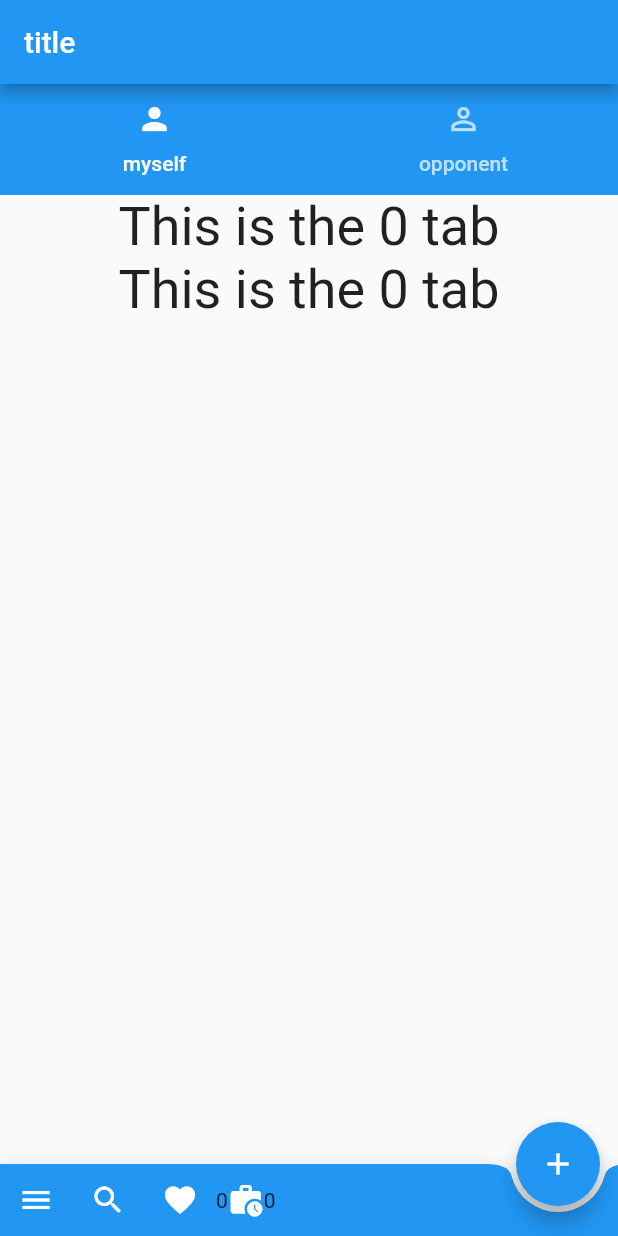
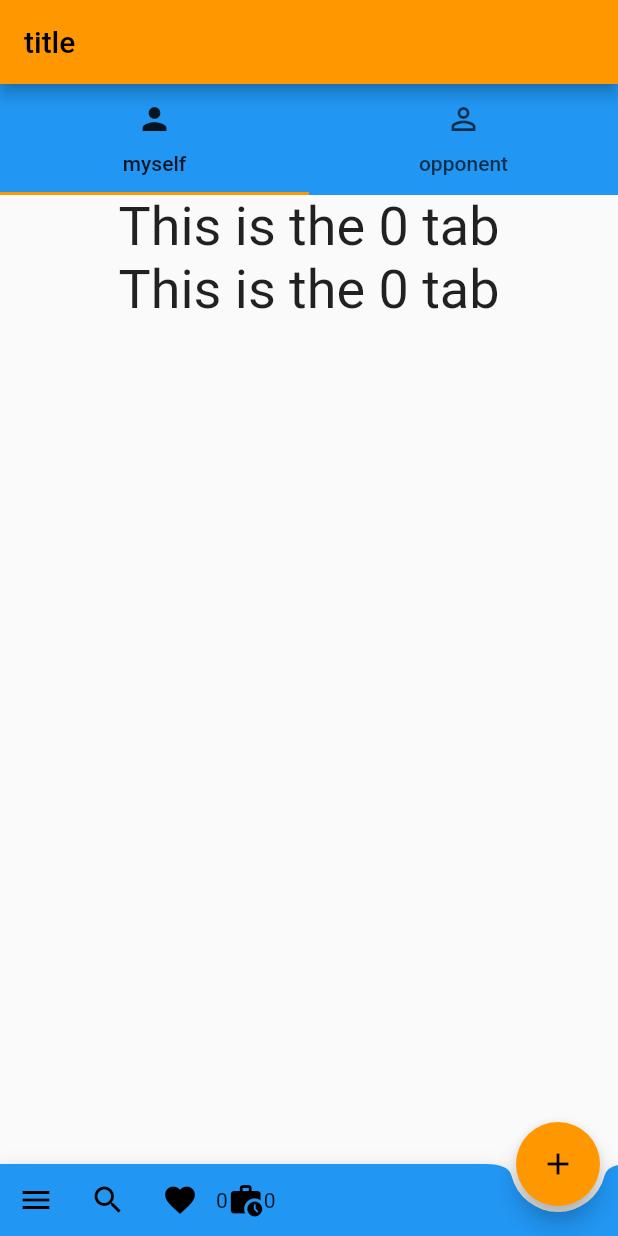
Before and after one commit to toumarihikana/flutter-web-test-for-smartphone, a Flutter app: the screen it shows after launch, on a phone screen of 412 x 824 dp. Run offline on Flutter 3.47's test engine with Material 2 defaults, Android fonts, the phone set to English and light mode, and no system bars; our stand-ins replace flutter_hooks, hooks_riverpod; missing offline and left inert: flutter_use.

Commit message:
mainを変えた

```diff
--- a/lib/main.dart
+++ b/lib/main.dart
@@ -22,25 +22,68 @@ void main() {
   );
 }
 
+final FutureProvider initialProvider = FutureProvider((ref) async {
+  // await Dao().initialize();
+  // final packageInfo = ref.read(ConfigProvider.packageInfoProvider).value;
+  // var config = await Dao().config();
+  // if (config != null) {
+  //   ref.read(ConfigProvider.configProvider.notifier).state = config;
+  // }
+});
+
 class MyApp extends HookConsumerWidget {
   const MyApp({Key? key}) : super(key: key);
 
   @override
   Widget build(BuildContext context, WidgetRef ref) {
-    return MaterialApp(
-      title: 'Flutter Demoo',
-      theme: ThemeData(
-        primarySwatch: Colors.blue,
-      ),
-      // routes: {
-      //   '/': (context) =>
-      //       MyHomePage(title: 'Flutter Demo Home Page with named')
-      // },
-      // initialRoute: '/'
-      home: const MainPage(),
+    var initial = ref.watch(initialProvider);
+    return initial.when(
+      loading: () => const Center(child: CircularProgressIndicator()),
+      error: (err, stack) {
+        return Center(child: Text("$err \n Chrome plz!"));
+      },
+      data: (config) {
+        // var themeModeValue = ref.watch(
+        //     ConfigProvider.configProvider.select((value) => value.themeMode));
+        var themeData = ThemeData(
+          // textTheme: kIsWeb
+          //     ? GoogleFonts.sawarabiGothicTextTheme(Theme.of(context).textTheme)
+          //     : null,
+          primarySwatch: Colors.orange,
+        );
+        return MaterialApp(
+          title: "kanban memo",
+          theme: themeData,
+          darkTheme: ThemeData.dark(),
+          // themeMode: themeModeValue,
+          debugShowCheckedModeBanner: false,
+          home: const MainPage(),
+        );
+      },
     );
   }
 }
+
+
+// class MyApp extends HookConsumerWidget {
+//   const MyApp({Key? key}) : super(key: key);
+
+//   @override
+//   Widget build(BuildContext context, WidgetRef ref) {
+//     return MaterialApp(
+//       title: 'Flutter Demoo',
+//       theme: ThemeData(
+//         primarySwatch: Colors.blue,
+//       ),
+//       // routes: {
+//       //   '/': (context) =>
+//       //       MyHomePage(title: 'Flutter Demo Home Page with named')
+//       // },
+//       // initialRoute: '/'
+//       home: const MainPage(),
+//     );
+//   }
+// }
 
 // class MyHomePage extends HookConsumerWidget {
 //   MyHomePage({Key? key, required this.title}) : super(key: key);
```
